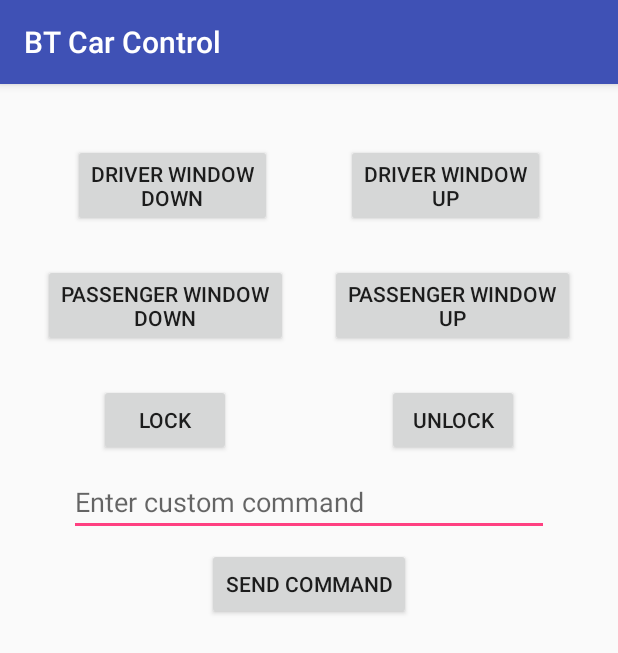
After one commit to MarioBufu/I-BUS, an Android app: the SendCommandsActivity screen opened directly, with no data from a screen before it, on a phone screen of 412 x 824 dp. The commit adds this screen. Shown: the top 653 px of the screen. Run offline under Robolectric (Android 15) with nearby library versions, the phone set to English and light mode, and no system bars; 3 statements that could not run were skipped.

Commit message:
Android APP - sending strings(byte arrays) via bluetooth fixed

```diff
--- a/BTCarControl/app/src/main/AndroidManifest.xml
+++ b/BTCarControl/app/src/main/AndroidManifest.xml
@@ -19,6 +19,7 @@
                 <category android:name="android.intent.category.LAUNCHER" />
             </intent-filter>
         </activity>
+        <activity android:name=".SendCommandsActivity"/>
     </application>
 
 </manifest>
--- a/BTCarControl/app/src/main/java/mbapp/com/btcarcontrol/MainActivity.java
+++ b/BTCarControl/app/src/main/java/mbapp/com/btcarcontrol/MainActivity.java
@@ -26,6 +26,7 @@ public class MainActivity extends AppCompatActivity {
 
     BluetoothAdapter btAdapter;
     Set<BluetoothDevice> pairedBTDevices;
+    ArrayList<BluetoothDevice> pairedBTDevicesList = new ArrayList<>();
     CountDownTimer countDownTimer = new CountDownTimer(120000,1000) {
         @Override
         public void onTick(long l) {
@@ -43,6 +44,7 @@ public class MainActivity extends AppCompatActivity {
 
     private static final int BT_ENABLE_CHECK_CODE = 1;
     private static final int BT_DISCOVERABLE_CHECK_CODE = 2;
+    public static  final String EXTRA_ADDRESS = "extra address";
     @Override
     protected void onCreate(Bundle savedInstanceState) {
         super.onCreate(savedInstanceState);
@@ -107,10 +109,15 @@ public class MainActivity extends AppCompatActivity {
         pairedDevicesList.setOnItemClickListener(new AdapterView.OnItemClickListener(){
 
             @Override
-            public void onItemClick(AdapterView<?> adapterView, View view, int i, long l) {
-                Toast.makeText(MainActivity.this,adapterView.getItemAtPosition(i).toString(),Toast.LENGTH_SHORT).show();
+            public void onItemClick(AdapterView<?> adapterView, View view, int index, long l) {
+                Toast.makeText(MainActivity.this,adapterView.getItemAtPosition(index).toString(),Toast.LENGTH_SHORT).show();
                 //call method to connect to bt
                 //if connection is successful start a new activity with bt communication
+                BluetoothDevice bluetoothDevice = pairedBTDevicesList.get(index);
+                String address = bluetoothDevice.getAddress();
+                Intent controlCar = new Intent(MainActivity.this,SendCommandsActivity.class);
+                controlCar.putExtra(EXTRA_ADDRESS,address);
+                startActivity(controlCar);
             }
         });
     }
@@ -142,10 +149,11 @@ public class MainActivity extends AppCompatActivity {
     public void itemPressed(View v){
         pairedBTDevices = btAdapter.getBondedDevices();
 
-        ArrayList list = new ArrayList();
+        ArrayList<String> list = new ArrayList<>();
 
         for(BluetoothDevice bt : pairedBTDevices){
             list.add(bt.getName());
+            pairedBTDevicesList.add(bt);
         }
 
         ArrayAdapter arrayAdapter = new ArrayAdapter(this,android.R.layout.simple_list_item_1,list);
--- /dev/null
+++ b/BTCarControl/app/src/main/java/mbapp/com/btcarcontrol/SendCommandsActivity.java
@@ -0,0 +1,171 @@
+package mbapp.com.btcarcontrol;
+
+import android.bluetooth.BluetoothAdapter;
+import android.bluetooth.BluetoothDevice;
+import android.bluetooth.BluetoothSocket;
+import android.content.Context;
+import android.os.AsyncTask;
+import android.os.Bundle;
+import android.support.v7.app.AppCompatActivity;
+import android.util.Log;
+import android.view.View;
+import android.widget.Button;
+import android.widget.EditText;
+import android.widget.TextView;
+import android.widget.Toast;
+
+import java.io.IOException;
+import java.util.UUID;
+
+
+public class SendCommandsActivity extends AppCompatActivity {
+
+    static final String TAG = "SendCommand CLASS";
+    static final String DWD = "driverdown";
+    static final String DWU = "driverup";
+    static final String PWD = "passengerdown";
+    static final String PWU = "passengerup";
+    static final String LOCK = "lock";
+    static final String UNLOCK = "unlock";
+
+    protected UUID myUUID = UUID.fromString("00001101-0000-1000-8000-00805f9b34fb");
+    protected BluetoothSocket btSocket;
+    protected BluetoothAdapter btAdapter;
+    protected boolean isConnected = false;
+    boolean debugMode = false;
+    protected String address;
+
+    Button button_driverWindowDown, button_driverWindowUp, button_passengerWindowDown, button_passengerWindowUp, button_lock, button_unlock, button_sendCommand;
+    EditText commandInputText;
+    TextView outputDebugMessage;
+
+    @Override
+    protected void onCreate(Bundle savedInstanceState) {
+        super.onCreate(savedInstanceState);
+        setContentView(R.layout.activity_send_commands);
+
+        address = getIntent().getStringExtra(MainActivity.EXTRA_ADDRESS);
+
+        button_driverWindowDown = findViewById(R.id.buttonDWD);
+        button_driverWindowUp = findViewById(R.id.buttonDWU);
+        button_passengerWindowDown = findViewById(R.id.buttonPWD);
+        button_passengerWindowUp = findViewById(R.id.buttonPWU);
+        button_lock = findViewById(R.id.buttonLock);
+        button_unlock = findViewById(R.id.buttonUnlock);
+        button_sendCommand = findViewById(R.id.buttonSendCommand);
+        commandInputText = findViewById(R.id.editText);
+        outputDebugMessage = findViewById(R.id.textView);
+
+        outputDebugMessage.setText(R.string.connecting);
+
+        new ConnectToDevice(this).execute();
+
+    }
+
+    public void sendCommand(String command) {
+        Log.d(TAG,"called send command with "+ command);
+        if (btSocket != null) {
+            try {
+                btSocket.getOutputStream().write(command.getBytes());
+                if(debugMode) {
+                    outputDebugMessage.setText("sending: "+command+'\n');
+                }
+            } catch (IOException e) {
+                e.printStackTrace();
+            }
+        }
+    }
+
+    public void disconnect() {
+        if (btSocket != null){
+            try {
+                btSocket.close();
+                btSocket = null;
+                isConnected = false;
+            } catch (IOException e) {
+                e.printStackTrace();
+            }
+        }
+        finish();
+    }
+
+    public void sendCommand(View view) {
+        int viewID = view.getId();
+        if(viewID == button_driverWindowDown.getId()){
+            sendCommand(DWD);
+        }else if (viewID == button_driverWindowUp.getId()) {
+            sendCommand(DWU);
+        }else if (viewID == button_passengerWindowDown.getId()) {
+            sendCommand(PWD);
+        }else if (viewID == button_passengerWindowUp.getId()) {
+            sendCommand(PWU);
+        }else if (viewID == button_lock.getId()) {
+            sendCommand(LOCK);
+        }else if (viewID == button_unlock.getId()) {
+            sendCommand(UNLOCK);
+        }else if (viewID == button_sendCommand.getId()) {
+            String input = commandInputText.getText().toString();
+            if(input.equals("start debug")) {
+                debugMode = true;
+                commandInputText.setText("");
+                Toast.makeText(this,"Debug enabled",Toast.LENGTH_LONG).show();
+            } else if (input.equals("stop debug")) {
+                debugMode = false;
+                commandInputText.setText("");
+                outputDebugMessage.setText("");
+                Toast.makeText(this,"Debug disabled",Toast.LENGTH_LONG).show();
+            } else {
+                sendCommand(input);
+            }
+        }
+
+    }
+
+
+    private class ConnectToDevice extends AsyncTask{
+
+        private boolean connected = true;
+        private Context context;
+
+        public ConnectToDevice(Context c)
+        {
+            context = c;
+        }
+        @Override
+        protected void onPreExecute()
+        {
+
+        }
+        @Override
+        protected Object doInBackground(Object[] objects) {
+            if(btSocket == null || !isConnected) {
+                btAdapter = BluetoothAdapter.getDefaultAdapter();
+                btAdapter.cancelDiscovery();
+                BluetoothDevice btDevice = btAdapter.getRemoteDevice(address);
+                Log.d("async bt connection","connect to address: "+address);
+                try {
+                    btSocket = btDevice.createInsecureRfcommSocketToServiceRecord(myUUID);
+                    btSocket.connect();
+                } catch (IOException e) {
+                    connected = false;
+                    e.printStackTrace();
+                }
+
+            }
+            return null;
+        }
+
+        @Override
+        protected void onPostExecute(Object result) {
+            if (connected) {
+                isConnected = true;
+                Toast.makeText(SendCommandsActivity.this,"Connected" , Toast.LENGTH_SHORT).show();
+                outputDebugMessage.setText("");
+            }
+            else {
+                Toast.makeText(SendCommandsActivity.this,"Could not connect",Toast.LENGTH_SHORT).show();
+                finish();
+            }
+        }
+    }
+}
--- /dev/null
+++ b/BTCarControl/app/src/main/res/layout/activity_send_commands.xml
@@ -0,0 +1,116 @@
+<?xml version="1.0" encoding="utf-8"?>
+<android.support.constraint.ConstraintLayout
+    xmlns:android="http://schemas.android.com/apk/res/android"
+    xmlns:app="http://schemas.android.com/apk/res-auto"
+    xmlns:tools="http://schemas.android.com/tools"
+    android:layout_width="match_parent"
+    android:layout_height="match_parent">
+
+    <Button
+        android:id="@+id/buttonDWD"
+        android:text="Driver WIndow\nDown"
+        android:layout_width="wrap_content"
+        android:layout_height="wrap_content"
+        android:layout_marginTop="40dp"
+        app:layout_constraintTop_toTopOf="parent"
+        app:layout_constraintStart_toStartOf="parent"
+        app:layout_constraintEnd_toStartOf="@+id/buttonDWU"
+        android:onClick="sendCommand" />
+
+    <Button
+        android:id="@+id/buttonDWU"
+        android:text="Driver WIndow\nUp"
+        android:layout_width="wrap_content"
+        android:layout_height="wrap_content"
+        android:layout_marginTop="40dp"
+        app:layout_constraintTop_toTopOf="parent"
+        app:layout_constraintStart_toEndOf="@+id/buttonDWD"
+        app:layout_constraintEnd_toEndOf="parent"
+        android:onClick="sendCommand" />
+
+    <Button
+        android:id="@+id/buttonPWD"
+        android:text="Passenger WIndow\nDown"
+        android:layout_width="wrap_content"
+        android:layout_height="wrap_content"
+        android:layout_marginTop="80dp"
+        app:layout_constraintTop_toTopOf="@+id/buttonDWD"
+        app:layout_constraintStart_toStartOf="parent"
+        app:layout_constraintEnd_toStartOf="@+id/buttonPWU"
+        android:onClick="sendCommand" />
+
+    <Button
+        android:id="@+id/buttonPWU"
+        android:text="Passenger WIndow\nUp"
+        android:layout_width="wrap_content"
+        android:layout_height="wrap_content"
+        android:layout_marginTop="80dp"
+        app:layout_constraintTop_toTopOf="@+id/buttonDWU"
+        app:layout_constraintStart_toEndOf="@+id/buttonPWD"
+        app:layout_constraintEnd_toEndOf="parent"
+        android:onClick="sendCommand" />
+
+    <Button
+        android:id="@+id/buttonLock"
+        android:text="Lock"
+        android:layout_width="wrap_content"
+        android:layout_height="wrap_content"
+        android:layout_marginTop="80dp"
+        app:layout_constraintTop_toTopOf="@+id/buttonPWD"
+        app:layout_constraintStart_toStartOf="parent"
+        app:layout_constraintEnd_toStartOf="@+id/buttonPWU"
+        android:onClick="sendCommand" />
+
+    <Button
+        android:id="@+id/buttonUnlock"
+        android:text="Unlock"
+        android:layout_width="wrap_content"
+        android:layout_height="wrap_content"
+        android:layout_marginTop="80dp"
+        app:layout_constraintTop_toTopOf="@+id/buttonPWU"
+        app:layout_constraintStart_toEndOf="@+id/buttonPWD"
+        app:layout_constraintEnd_toEndOf="parent"
+        android:onClick="sendCommand" />
+
+    <EditText
+        android:id="@+id/editText"
+        android:layout_width="wrap_content"
+        android:layout_height="wrap_content"
+        android:layout_marginEnd="8dp"
+        android:layout_marginStart="8dp"
+        android:layout_marginTop="8dp"
+        android:ems="15"
+        android:hint="Enter custom command"
+        android:inputType="textPersonName"
+        app:layout_constraintEnd_toEndOf="parent"
+        app:layout_constraintStart_toStartOf="parent"
+        app:layout_constraintTop_toBottomOf="@+id/buttonLock" />
+
+    <Button
+        android:id="@+id/buttonSendCommand"
+        android:layout_width="wrap_content"
+        android:layout_height="wrap_content"
+        android:layout_marginEnd="8dp"
+        android:layout_marginStart="8dp"
+        android:layout_marginTop="8dp"
+        android:text="Send command"
+        app:layout_constraintEnd_toEndOf="parent"
+        app:layout_constraintStart_toStartOf="parent"
+        app:layout_constraintTop_toBottomOf="@+id/editText"
+        android:onClick="sendCommand" />
+
+    <TextView
+        android:id="@+id/textView"
+        android:layout_width="wrap_content"
+        android:layout_height="100dp"
+        android:layout_marginBottom="8dp"
+        android:layout_marginEnd="8dp"
+        android:layout_marginStart="8dp"
+        android:layout_marginTop="8dp"
+        app:layout_constraintBottom_toBottomOf="parent"
+        app:layout_constraintEnd_toEndOf="parent"
+        app:layout_constraintStart_toStartOf="parent"
+        app:layout_constraintTop_toBottomOf="@+id/buttonSendCommand" />
+
+
+</android.support.constraint.ConstraintLayout>
--- a/BTCarControl/app/src/main/res/values/strings.xml
+++ b/BTCarControl/app/src/main/res/values/strings.xml
@@ -5,4 +5,5 @@
     <string name="disableBT">Disable Bluetooth</string>
     <string name="deviceVisible">Device visible</string>
     <string name="pairedList">Paired devices</string>
+    <string name="connecting">Connecting to bluetooth device ...</string>
 </resources>
```
Also changed, not shown: 1 other file.
